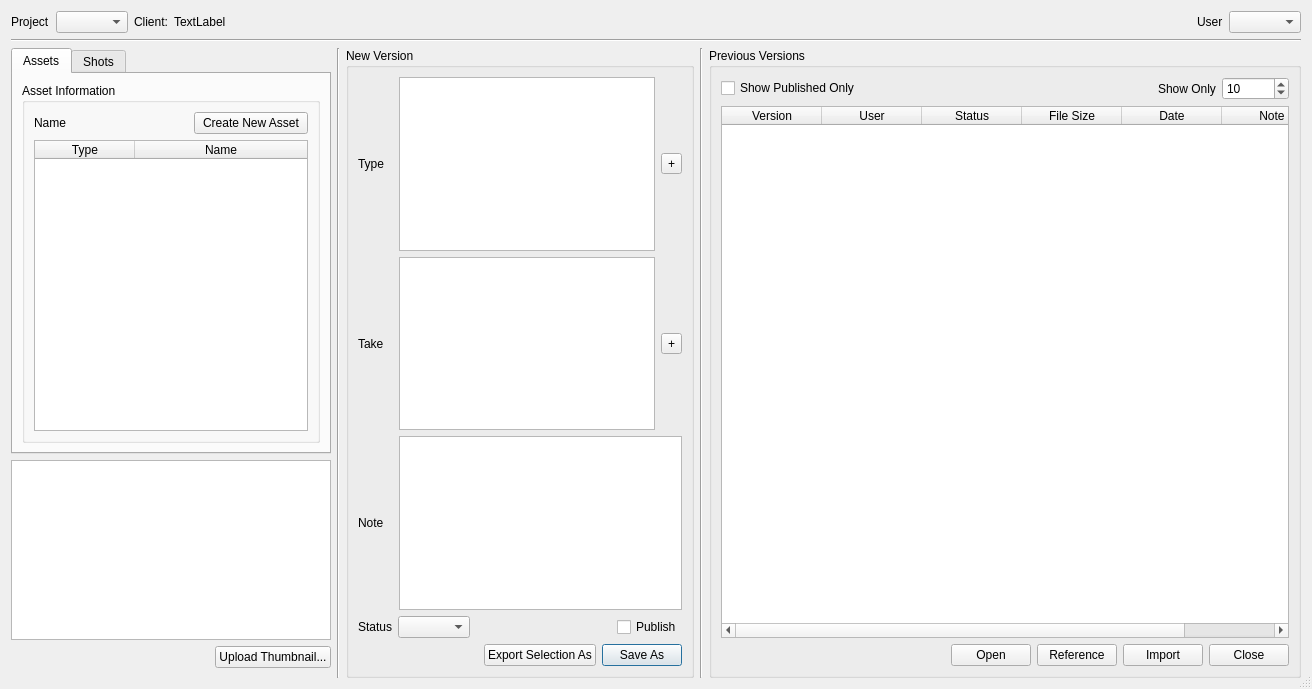
Old version of the form oyProjectManager/ui/version_creator.ui in the repository code-google-com/oyprojectmanager.
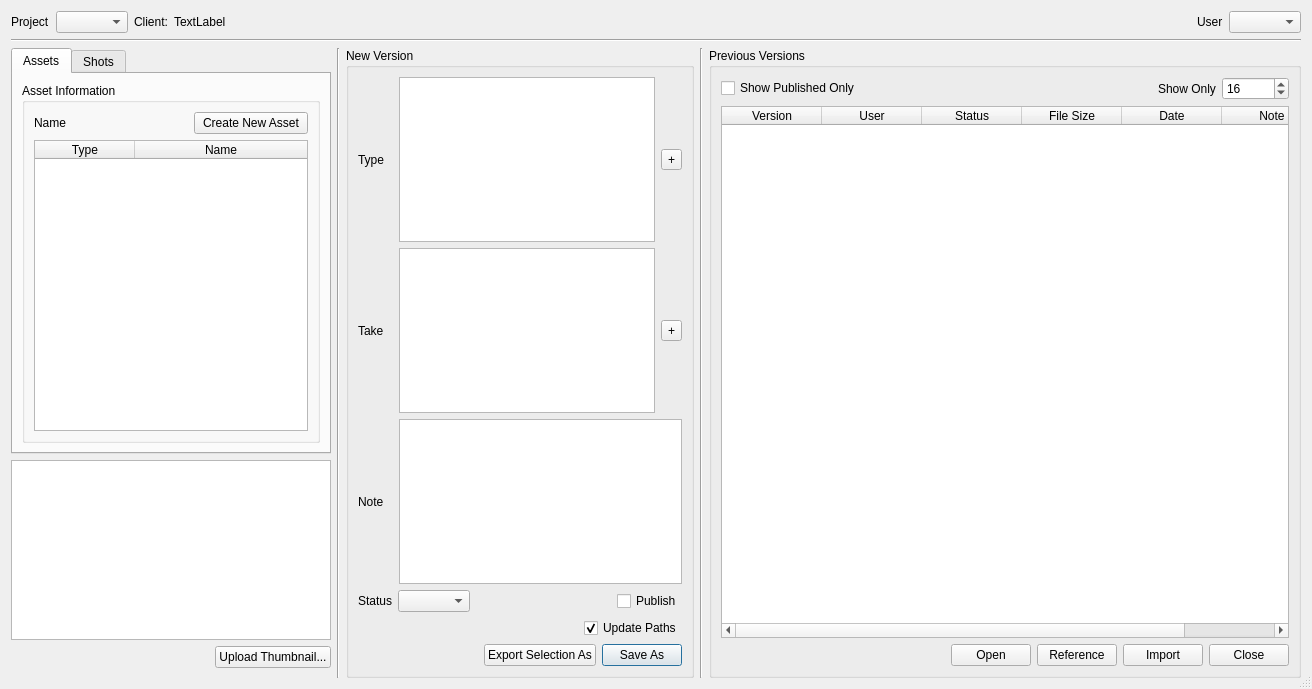
New version of the form.

Commit message: * Deletes are now cascaded. When a Project instance is deleted, all the related   Sequence, Assets are also deleted, which also deletes the Shots and all the   Version instances related to the deleted Assets and Shots. Also deleting a   Sequence will delete the related Shots and thus the related Versions, and   deleting an Asset will delete all the related Versions.

```diff
--- a/oyProjectManager/ui/version_creator.ui
+++ b/oyProjectManager/ui/version_creator.ui
@@ -603,6 +603,33 @@
              </item>
             </layout>
            </item>
+           <item>
+            <layout class="QHBoxLayout" name="horizontalLayout_17">
+             <item>
+              <spacer name="horizontalSpacer_3">
+               <property name="orientation">
+                <enum>Qt::Horizontal</enum>
+               </property>
+               <property name="sizeHint" stdset="0">
+                <size>
+                 <width>40</width>
+                 <height>20</height>
+                </size>
+               </property>
+              </spacer>
+             </item>
+             <item>
+              <widget class="QCheckBox" name="update_paths_checkBox">
+               <property name="text">
+                <string>Update Paths</string>
+               </property>
+               <property name="checked">
+                <bool>true</bool>
+               </property>
+              </widget>
+             </item>
+            </layout>
+           </item>
            <item>
             <layout class="QHBoxLayout" name="horizontalLayout_2">
              <item>
@@ -688,7 +715,7 @@
                 <number>999999</number>
                </property>
                <property name="value">
-                <number>10</number>
+                <number>16</number>
                </property>
               </widget>
              </item>
```
Left out of the diff: 6 changed lines with no effect on the pictures. The commit also changes 32 other files.
